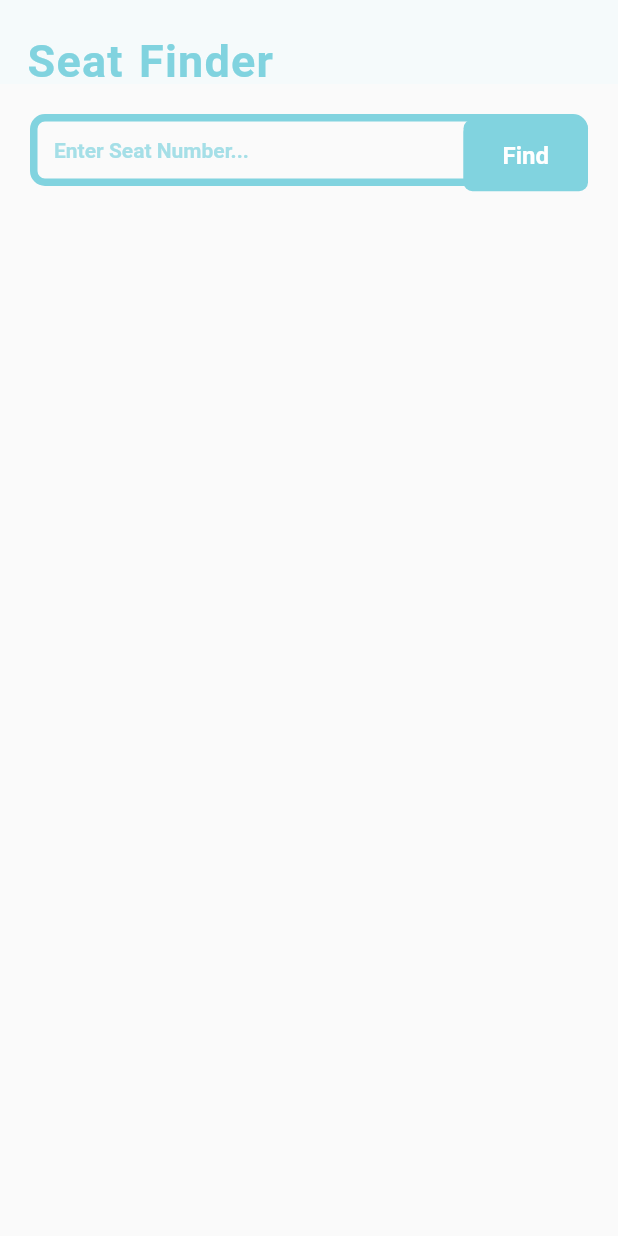
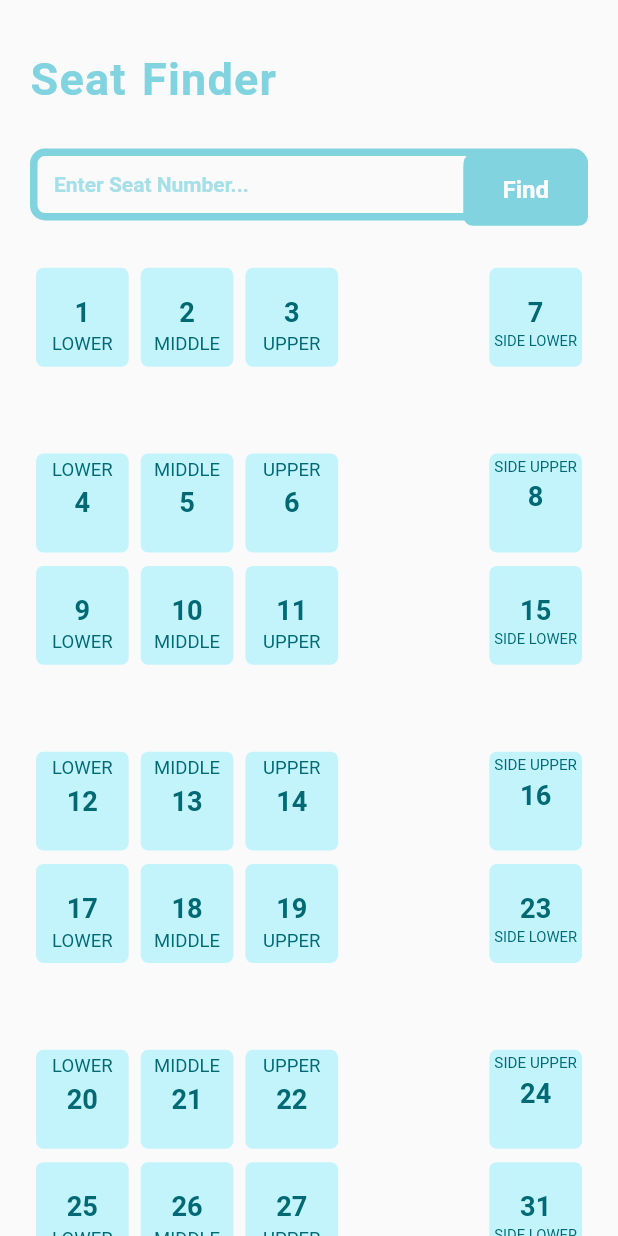
Before and after one commit to ShriyanshJn/train-ticket-booking, a Flutter app: the screen it shows after launch, on a phone screen of 412 x 824 dp. Run offline on Flutter 3.47's test engine with Material 2 defaults, Android fonts, the phone set to English and light mode, and no system bars; our stand-ins replace google_fonts.

Commit message:
designed seat structure

```diff
--- a/lib/screens/seat_finder_screen.dart
+++ b/lib/screens/seat_finder_screen.dart
@@ -1,5 +1,7 @@
 import 'package:flutter/material.dart';
 import 'package:google_fonts/google_fonts.dart';
+import '../widgets/compartment.dart';
+import '../widgets/textfield_button.dart';
 
 class SeatFinderScreen extends StatefulWidget {
   const SeatFinderScreen({Key? key}) : super(key: key);
@@ -19,18 +21,20 @@ class _SeatFinderScreenState extends State<SeatFinderScreen> {
 
   @override
   Widget build(BuildContext context) {
-    const appbartitle = 'Seat Finder';
     return Scaffold(
-      appBar: AppBar(
-        title: Padding(
+      body: SafeArea(
+        child: Column(
+          crossAxisAlignment: CrossAxisAlignment.start,
+          children: [
+            Padding(
               padding: const EdgeInsets.only(
                 top: 35,
                 bottom: 9,
-            left: 2,
+                left: 20,
                 right: 2,
               ),
               child: Text(
-            appbartitle,
+                'Seat Finder',
                 style: GoogleFonts.varelaRound(
                   textStyle: TextStyle(
                     fontWeight: FontWeight.bold,
@@ -42,9 +46,7 @@ class _SeatFinderScreenState extends State<SeatFinderScreen> {
                 ),
               ),
             ),
-      ),
-      body: SafeArea(
-        child: Padding(
+            Padding(
               padding: const EdgeInsets.all(20),
               child: Stack(
                 alignment: Alignment.centerRight,
@@ -53,6 +55,14 @@ class _SeatFinderScreenState extends State<SeatFinderScreen> {
                     height: 55,
                     child: TextField(
                       controller: _textController,
+                      keyboardType: TextInputType.number,
+                      style: TextStyle(
+                        fontWeight: FontWeight.w600,
+                        color: Theme.of(context)
+                            .colorScheme
+                            .inversePrimary
+                            .withOpacity(0.7),
+                      ),
                       decoration: InputDecoration(
                         hintText: 'Enter Seat Number...',
                         hintStyle: GoogleFonts.varelaRound(
@@ -121,6 +131,17 @@ class _SeatFinderScreenState extends State<SeatFinderScreen> {
                 ],
               ),
             ),
+            Expanded(
+              child: ListView.builder(
+                itemBuilder: (context, index) {
+                  // 0+1  8+1  16+1
+                  return Compartment(compartmentSeatStartNumber : (index*8) + 1);
+                },
+                itemCount: 10,
+              ),
+            ),
+          ],
+        ),
       ),
     );
   }
--- /dev/null
+++ b/lib/widgets/compartment.dart
@@ -0,0 +1,76 @@
+import 'package:flutter/material.dart';
+import 'seat.dart';
+
+class Compartment extends StatelessWidget {
+  const Compartment({Key? key, required this.compartmentSeatStartNumber})
+      : super(key: key);
+  final int compartmentSeatStartNumber;
+
+  @override
+  Widget build(BuildContext context) {
+    return Padding(
+      padding: const EdgeInsets.symmetric(
+        vertical: 0.5,
+        horizontal: 20,
+      ),
+      child: SizedBox(
+        height: MediaQuery.of(context).size.height * 0.24,
+        child: Column(
+          children: [
+            Row(
+              children: [
+                Seat(
+                  seatNumber: compartmentSeatStartNumber,
+                  seatType: 'LOWER',
+                  isUp: true,
+                ),
+                Seat(
+                  seatNumber: compartmentSeatStartNumber + 1,
+                  seatType: 'MIDDLE',
+                  isUp: true,
+                ),
+                Seat(
+                  seatNumber: compartmentSeatStartNumber + 2,
+                  seatType: 'UPPER',
+                  isUp: true,
+                ),
+                const Spacer(),
+                Seat(
+                  seatNumber: compartmentSeatStartNumber + 6,
+                  seatType: 'SIDE LOWER',
+                  isUp: true,
+                ),
+              ],
+            ),
+            const Spacer(),
+            Row(
+              children: [
+                Seat(
+                  seatNumber: compartmentSeatStartNumber + 3,
+                  seatType: 'LOWER',
+                  isUp: false,
+                ),
+                Seat(
+                  seatNumber: compartmentSeatStartNumber + 4,
+                  seatType: 'MIDDLE',
+                  isUp: false,
+                ),
+                Seat(
+                  seatNumber: compartmentSeatStartNumber + 5,
+                  seatType: 'UPPER',
+                  isUp: false,
+                ),
+                const Spacer(),
+                Seat(
+                  seatNumber: compartmentSeatStartNumber + 7,
+                  seatType: 'SIDE UPPER',
+                  isUp: false,
+                ),
+              ],
+            ),
+          ],
+        ),
+      ),
+    );
+  }
+}
--- /dev/null
+++ b/lib/widgets/seat.dart
@@ -0,0 +1,83 @@
+import 'package:flutter/material.dart';
+
+class Seat extends StatelessWidget {
+  const Seat(
+      {super.key,
+      required this.seatNumber,
+      required this.seatType,
+      required this.isUp});
+  final int seatNumber;
+  final String seatType;
+  final bool isUp;
+  @override
+  Widget build(BuildContext context) {
+    return Container(
+      width: MediaQuery.of(context).size.width * 0.15,
+      height: MediaQuery.of(context).size.height * 0.08,
+      margin: const EdgeInsets.all(4),
+      decoration: BoxDecoration(
+        borderRadius: BorderRadius.circular(5),
+        color: Theme.of(context).colorScheme.primaryContainer.withOpacity(0.6),
+      ),
+      child: isUp
+          ? Column(
+              children: [
+                SizedBox(
+                  height: MediaQuery.of(context).size.height * 0.023,
+                ),
+                Text(
+                  seatNumber.toString(),
+                  style: TextStyle(
+                    color: Theme.of(context).colorScheme.primary,
+                    fontWeight: FontWeight.w700,
+                    fontSize: MediaQuery.of(context).size.height * 0.022,
+                  ),
+                ),
+                FittedBox(
+                  fit: BoxFit.fitWidth,
+                  child: Padding(
+                    padding: EdgeInsets.all(
+                        MediaQuery.of(context).size.width * 0.01),
+                    child: Text(
+                      seatType,
+                      style: TextStyle(
+                        fontSize: MediaQuery.of(context).size.height * 0.015,
+                        color: Theme.of(context).colorScheme.primary,
+                      ),
+                    ),
+                  ),
+                ),
+              ],
+            )
+          : Column(
+              children: [
+                FittedBox(
+                  fit: BoxFit.fitWidth,
+                  child: Padding(
+                    padding: EdgeInsets.all(
+                        MediaQuery.of(context).size.width * 0.01),
+                    child: Text(
+                      seatType,
+                      style: TextStyle(
+                        fontSize: MediaQuery.of(context).size.height * 0.015,
+                        color: Theme.of(context).colorScheme.primary,
+                      ),
+                    ),
+                  ),
+                ),
+                Text(
+                  seatNumber.toString(),
+                  style: TextStyle(
+                    color: Theme.of(context).colorScheme.primary,
+                    fontWeight: FontWeight.w700,
+                    fontSize: MediaQuery.of(context).size.height * 0.022,
+                  ),
+                ),
+                SizedBox(
+                  height: MediaQuery.of(context).size.height * 0.023,
+                ),
+              ],
+            ),
+    );
+  }
+}
--- /dev/null
+++ b/lib/widgets/textfield_button.dart
@@ -0,0 +1,43 @@
+import 'package:flutter/material.dart';
+import 'package:google_fonts/google_fonts.dart';
+
+class TextFieldButton extends StatelessWidget {
+  const TextFieldButton({super.key});
+
+  @override
+  Widget build(BuildContext context) {
+    return Container(
+      decoration: BoxDecoration(
+        borderRadius: BorderRadius.circular(6),
+        color: Theme.of(context).colorScheme.inversePrimary,
+      ),
+      child: Theme(
+        data: ThemeData(
+          splashColor: Colors.transparent,
+          highlightColor: Colors.transparent,
+        ),
+        child: ElevatedButton(
+          onPressed: () {},
+          style: ElevatedButton.styleFrom(
+            backgroundColor: Theme.of(context).colorScheme.inversePrimary,
+            elevation: 0,
+            splashFactory: NoSplash.splashFactory,
+          ),
+          child: Padding(
+            padding: const EdgeInsets.all(10),
+            child: Text(
+              'Find',
+              style: GoogleFonts.varelaRound(
+                textStyle: const TextStyle(
+                  fontWeight: FontWeight.bold,
+                  fontSize: 16,
+                  color: Colors.white,
+                ),
+              ),
+            ),
+          ),
+        ),
+      ),
+    );
+  }
+}
```
Also changed, not shown: 1 other file. Lines whose indentation alone changed are shown as unchanged.
